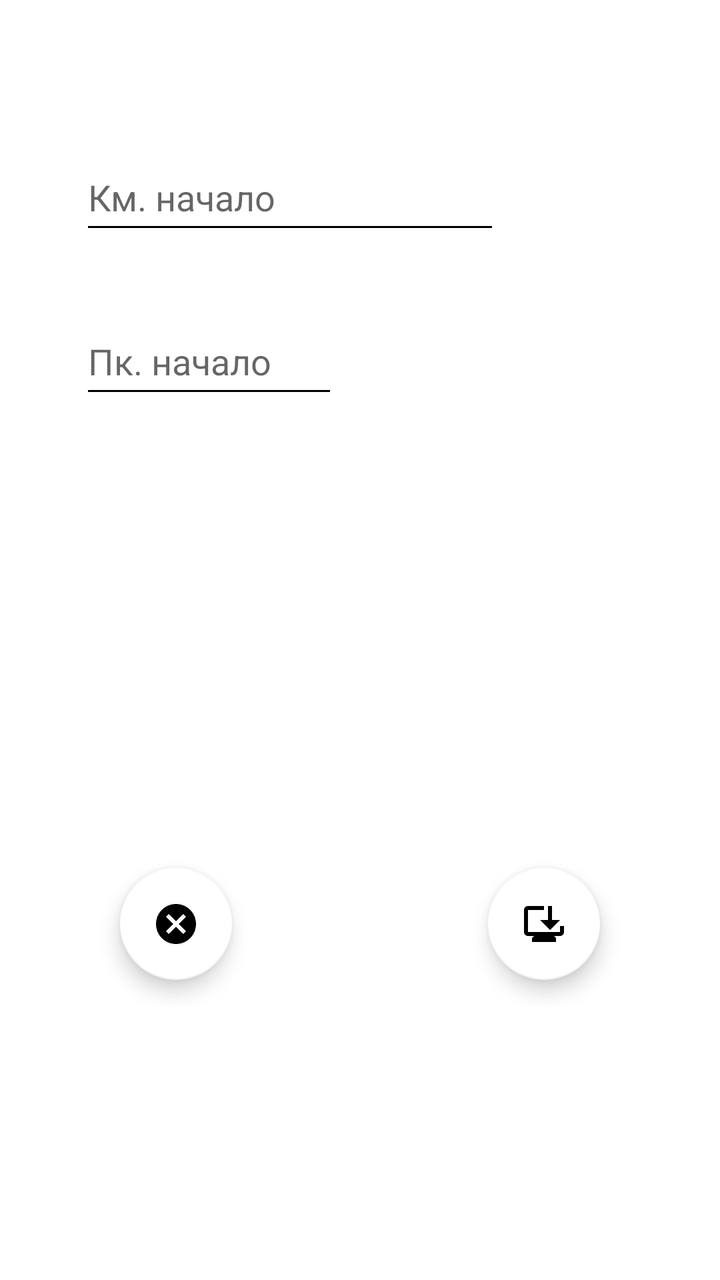
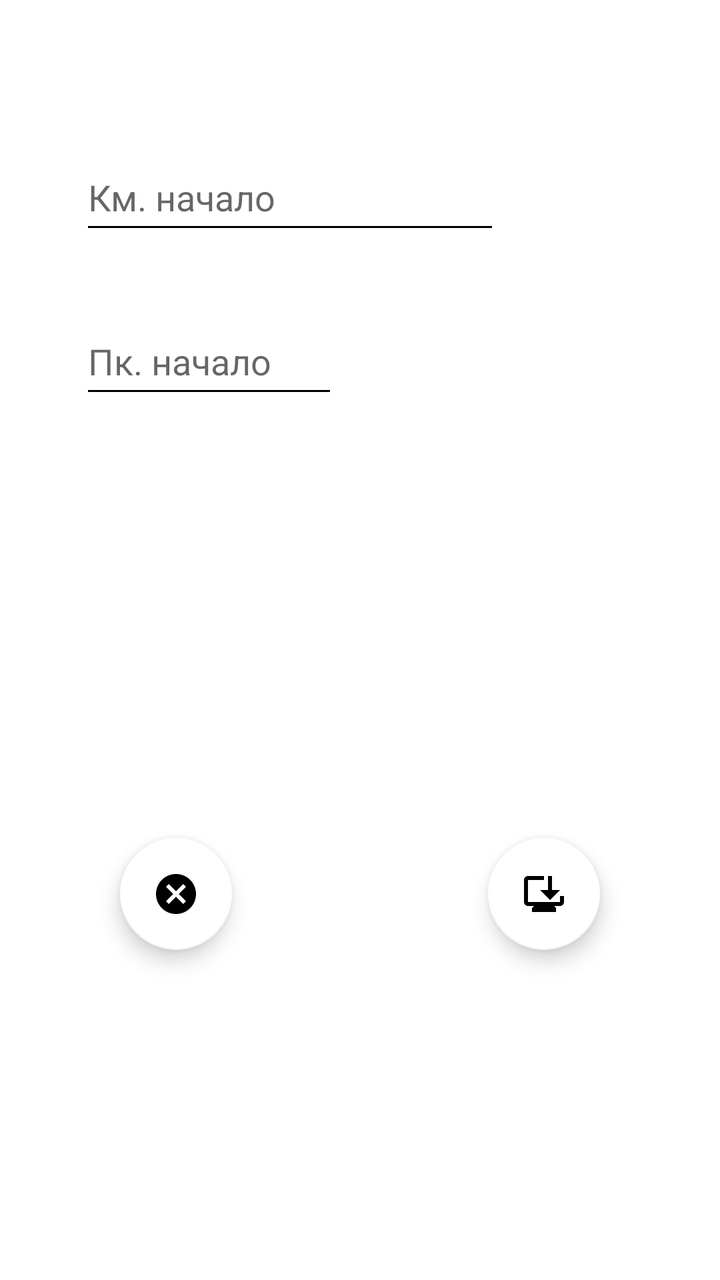

Before-and-after screenshots of an Android layout around one commit, followed by the original layout XML and the change that was made.
<!-- AndroidManifest.xml: application theme Base.Theme.My_Gps_Assistant -->
<!-- res/layout/fragment_update_pantograph_chet.xml -->
<?xml version="1.0" encoding="utf-8"?>
<androidx.constraintlayout.widget.ConstraintLayout xmlns:android="http://schemas.android.com/apk/res/android"
    xmlns:app="http://schemas.android.com/apk/res-auto"
    xmlns:tools="http://schemas.android.com/tools"
    android:layout_width="match_parent"
    android:layout_height="match_parent"
    android:background="#FFFFFF"
    tools:context=".fragments.chet.pantograph.update.UpdatePantographFragmentChet">

    <EditText
        android:id="@+id/ed_update_start_pantograph_chet"
        android:layout_width="0dp"
        android:layout_height="50dp"
        android:layout_marginStart="40dp"
        android:layout_marginTop="72dp"
        android:ems="10"
        android:hint="@string/fragment_update_km_start_pantograph_chet"
        android:importantForAutofill="no"
        android:inputType="number"
        android:maxLength="4"
        android:textColor="#000000"
        app:layout_constraintStart_toStartOf="parent"
        app:layout_constraintTop_toTopOf="parent"
        tools:ignore="HardcodedText,TextContrastCheck" />

    <EditText
        android:id="@+id/ed_update_pk_start_pantograph_chet"
        android:layout_width="129dp"
        android:layout_height="50dp"
        android:layout_marginTop="32dp"
        android:ems="10"
        android:hint="@string/fragment_update_pk_start_pantograph_chet"
        android:inputType="number"
        android:maxLength="2"
        android:textColor="#000000"
        app:layout_constraintEnd_toEndOf="@+id/ed_update_start_pantograph_chet"
        app:layout_constraintHorizontal_bias="0.0"
        app:layout_constraintStart_toStartOf="@+id/ed_update_start_pantograph_chet"
        app:layout_constraintTop_toBottomOf="@+id/ed_update_start_pantograph_chet"
        tools:ignore="Autofill,HardcodedText,MissingConstraints,TextContrastCheck" />

    <com.google.android.material.floatingactionbutton.FloatingActionButton
        android:id="@+id/fb_update_save_pantograph_chet"
        android:layout_width="wrap_content"
        android:layout_height="wrap_content"
        android:layout_marginEnd="60dp"
        android:layout_marginBottom="150dp"
        android:clickable="true"
        android:focusable="true"
        android:src="@drawable/is_save_update_pantograph_chet"
        app:backgroundTint="@color/white"
        app:layout_constraintBottom_toBottomOf="parent"
        app:layout_constraintEnd_toEndOf="parent"
        tools:ignore="ContentDescription,SpeakableTextPresentCheck" />

    <com.google.android.material.floatingactionbutton.FloatingActionButton
        android:id="@+id/fb_update_cancel_pantograph_chet"
        android:layout_width="wrap_content"
        android:layout_height="wrap_content"
        android:layout_marginStart="60dp"
        android:layout_marginBottom="150dp"
        android:clickable="true"
        android:focusable="true"
        android:src="@drawable/is_cancel_update_pantograph_chet"
        app:backgroundTint="@color/white"
        app:layout_constraintBottom_toBottomOf="parent"
        app:layout_constraintStart_toStartOf="parent"
        tools:ignore="ContentDescription,SpeakableTextPresentCheck" />

</androidx.constraintlayout.widget.ConstraintLayout>
<!-- resources referenced by this layout -->
<resources>
  <color name="white">#FFFFFFFF</color>
  <!-- drawable is_cancel_update_pantograph_chet (drawable) -->
  <vector xmlns:android="http://schemas.android.com/apk/res/android" android:height="24dp" android:tint="#52ED27" android:viewportHeight="24" android:viewportWidth="24" android:width="24dp">
        
      <path android:fillColor="@android:color/white" android:pathData="M12,2C6.47,2 2,6.47 2,12s4.47,10 10,10 10,-4.47 10,-10S17.53,2 12,2zM17,15.59L15.59,17 12,13.41 8.41,17 7,15.59 10.59,12 7,8.41 8.41,7 12,10.59 15.59,7 17,8.41 13.41,12 17,15.59z"/>
      
  </vector>
  <!-- drawable is_save_update_pantograph_chet (drawable) -->
  <vector xmlns:android="http://schemas.android.com/apk/res/android" android:height="24dp" android:tint="#52ED27" android:viewportHeight="24" android:viewportWidth="24" android:width="24dp">
        
      <path android:fillColor="@android:color/white" android:pathData="M22,13v3c0,1.1 -0.9,2 -2,2h-3l1,1v2H6v-2l1,-1H4c-1.1,0 -2,-0.9 -2,-2V5c0,-1.1 0.9,-2 2,-2l8,0v2L4,5v11h16v-3H22zM15,15l-5,-5h4V3h2v7h4L15,15z"/>
      
  </vector>
  <string name="fragment_update_km_start_pantograph_chet">Км. начало</string>
  <string name="fragment_update_pk_start_pantograph_chet">Пк. начало</string>
  <style name="Base.Theme.My_Gps_Assistant" parent="Theme.MaterialComponents.Light.NoActionBar">
          
          <item name="colorPrimary">@color/black</item>
          <item name="colorPrimaryVariant">@color/lavender</item>
          <item name="colorOnPrimary">@color/white</item>
  
          <item name="colorSecondary">@color/teal_200</item>
          <item name="colorSecondaryVariant">@color/teal_700</item>
          <item name="colorOnSecondary">@color/black</item>
  
          <item name="android:statusBarColor">@color/lavender</item>
  
  
          <item name="android:windowFullscreen">true</item>
  
          <item name="android:textColorPrimary">@color/black</item>
          <item name="android:textColorSecondary">@color/black</item>
          <item name="android:textColorTertiary">@color/black</item>
  
  
  
  
  
  
  
      </style>
  <color name="black">#FF000000</color>
  <color name="lavender">#8692f7</color>
  <color name="teal_200">#D58DD5</color>
  <color name="teal_700">#00C2EF</color>
</resources>

<!-- the commit's change to res/layout/fragment_update_pantograph_chet.xml (unified diff, before → after) -->
@@ -44,7 +44,7 @@
         android:layout_width="wrap_content"
         android:layout_height="wrap_content"
         android:layout_marginEnd="60dp"
-        android:layout_marginBottom="150dp"
+        android:layout_marginBottom="165dp"
         android:clickable="true"
         android:focusable="true"
         android:src="@drawable/is_save_update_pantograph_chet"
@@ -58,7 +58,7 @@
         android:layout_width="wrap_content"
         android:layout_height="wrap_content"
         android:layout_marginStart="60dp"
-        android:layout_marginBottom="150dp"
+        android:layout_marginBottom="165dp"
         android:clickable="true"
         android:focusable="true"
         android:src="@drawable/is_cancel_update_pantograph_chet"
